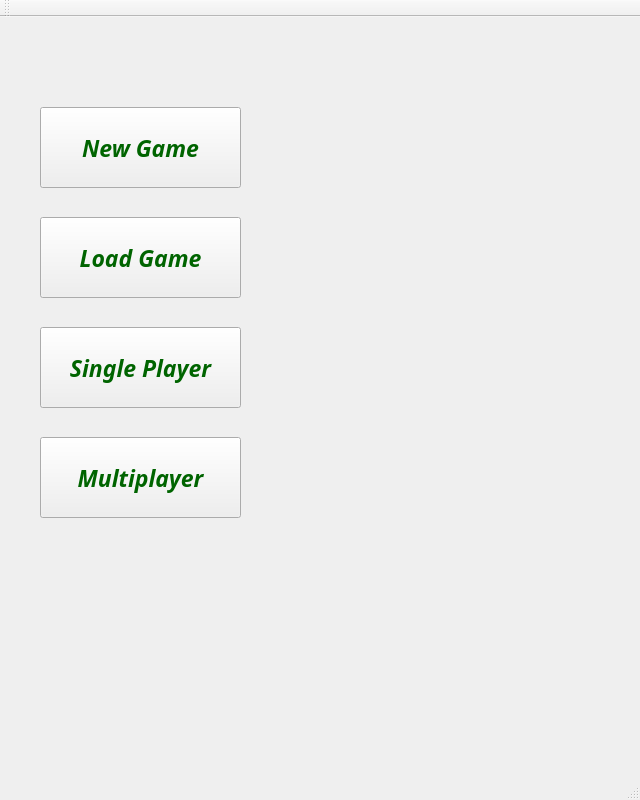
Above: mainwindow.ui from ThyberZee/earthdefense before the change. Below: the same form after it.
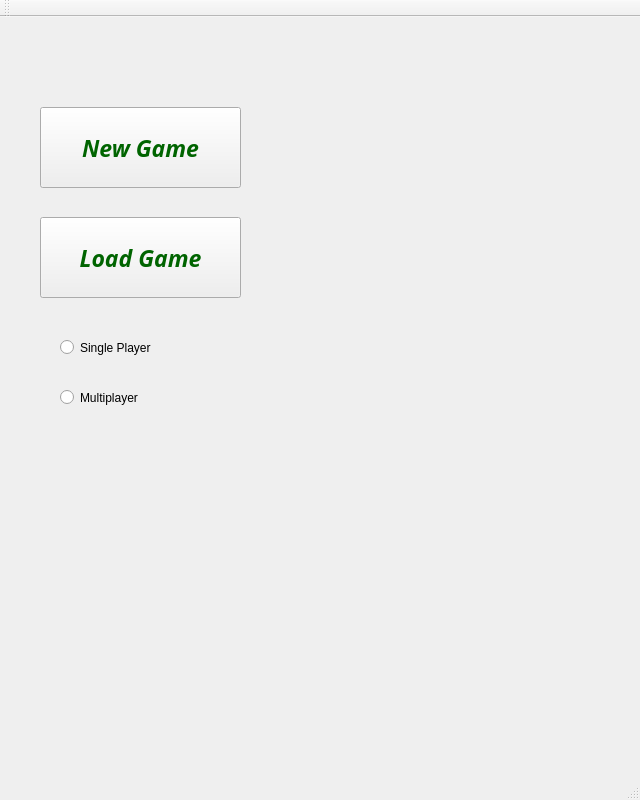
That is the form after the change. Icons and pictures are not drawn.

Diff of the .ui file:
```diff
--- a/mainwindow.ui
+++ b/mainwindow.ui
@@ -88,58 +88,32 @@
      <string>Load Game</string>
     </property>
    </widget>
-   <widget class="QPushButton" name="pushButton_3">
+   <widget class="QRadioButton" name="rbMultiplayer">
     <property name="geometry">
      <rect>
-      <x>40</x>
+      <x>60</x>
+      <y>360</y>
+      <width>141</width>
+      <height>41</height>
+     </rect>
+    </property>
+    <property name="text">
+     <string>Multiplayer</string>
+    </property>
+   </widget>
+   <widget class="QRadioButton" name="rbSinglePlayer">
+    <property name="geometry">
+     <rect>
+      <x>60</x>
       <y>310</y>
-      <width>201</width>
-      <height>81</height>
+      <width>141</width>
+      <height>41</height>
      </rect>
     </property>
-    <property name="font">
-     <font>
-      <family>Courier 10 Pitch</family>
-      <pointsize>17</pointsize>
-      <weight>75</weight>
-      <italic>true</italic>
-      <bold>true</bold>
-      <underline>false</underline>
-     </font>
-    </property>
-    <property name="styleSheet">
-     <string notr="true">color:darkgreen</string>
-    </property>
     <property name="text">
      <string>Single Player</string>
     </property>
    </widget>
-   <widget class="QPushButton" name="pushButton_4">
-    <property name="geometry">
-     <rect>
-      <x>40</x>
-      <y>420</y>
-      <width>201</width>
-      <height>81</height>
-     </rect>
-    </property>
-    <property name="font">
-     <font>
-      <family>Courier 10 Pitch</family>
-      <pointsize>17</pointsize>
-      <weight>75</weight>
-      <italic>true</italic>
-      <bold>true</bold>
-      <underline>false</underline>
-     </font>
-    </property>
-    <property name="styleSheet">
-     <string notr="true">color:darkgreen</string>
-    </property>
-    <property name="text">
-     <string>Multiplayer</string>
-    </property>
-   </widget>
   </widget>
   <widget class="QMenuBar" name="menuBar">
    <property name="geometry">
```
Left out of the diff: 4 changed lines with no effect on the pictures.
